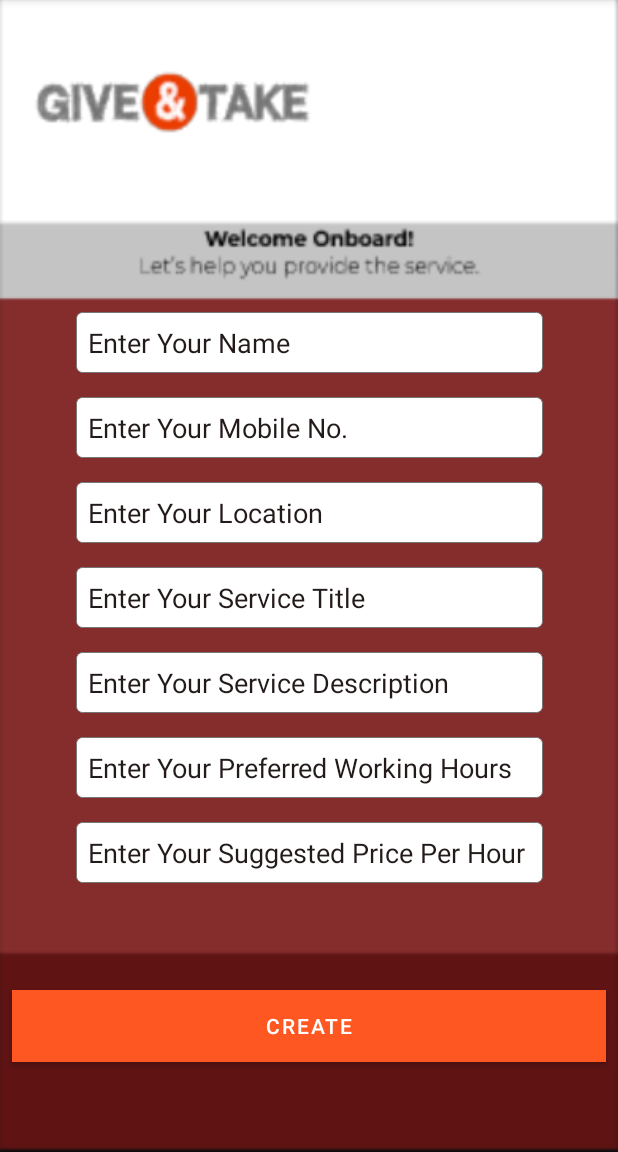
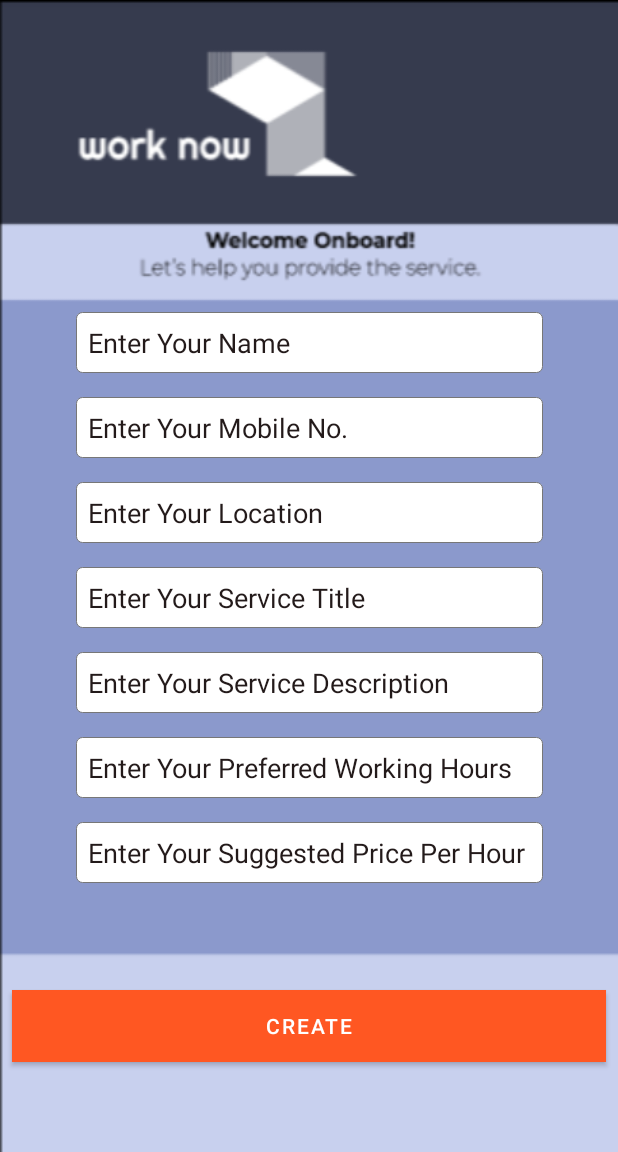
Before and after one commit to mimisyaheeda/Work-Now, an Android app: the CreateService screen opened directly, with no data from a screen before it, on a phone screen of 412 x 824 dp, the part 84-1236 px from its top. Run offline under Robolectric (Android 15) with nearby library versions, the phone set to English and light mode, and no system bars; our stand-ins replace Firebase (no records; nobody signed in at launch, a user with empty details on screens opened directly).

Commit message:
background changed

```diff
--- a/app/src/main/res/layout/activity_create_service.xml
+++ b/app/src/main/res/layout/activity_create_service.xml
@@ -4,7 +4,7 @@
     xmlns:tools="http://schemas.android.com/tools"
     android:layout_width="match_parent"
     android:layout_height="match_parent"
-    android:background="@drawable/background_4"
+    android:background="@drawable/bg4"
     tools:context=".CreateService">
 
     <LinearLayout
@@ -116,7 +116,6 @@
         android:layout_height="wrap_content"
         android:layout_margin="8dp"
         android:layout_marginBottom="4dp"
-        android:onClick="create"
         android:background="@color/white"
         android:text="CREATE"
         android:textColor="#fff"
--- a/app/src/main/res/layout/activity_listof_service.xml
+++ b/app/src/main/res/layout/activity_listof_service.xml
@@ -4,7 +4,7 @@
     xmlns:tools="http://schemas.android.com/tools"
     android:layout_width="match_parent"
     android:layout_height="match_parent"
-    android:background="@drawable/background_3"
+    android:background="@drawable/bg3"
     tools:context=".ListofService">
 
     <androidx.recyclerview.widget.RecyclerView
--- a/app/src/main/res/layout/activity_login.xml
+++ b/app/src/main/res/layout/activity_login.xml
@@ -5,7 +5,7 @@
     android:layout_width="match_parent"
     android:layout_height="match_parent"
     android:layout_gravity="center"
-    android:background="@drawable/background_2"
+    android:background="@drawable/bg2"
     tools:context=".Register">
 
     <LinearLayout
--- a/app/src/main/res/layout/activity_main.xml
+++ b/app/src/main/res/layout/activity_main.xml
@@ -4,7 +4,7 @@
     xmlns:tools="http://schemas.android.com/tools"
     android:layout_width="match_parent"
     android:layout_height="match_parent"
-    android:background="@drawable/signup"
+    android:background="@drawable/bg1"
     tools:context=".Register">
 
 
```
Also changed, not shown: app/src/main/res/drawable/bg1.PNG (added), app/src/main/res/drawable/bg2.PNG (added), app/src/main/res/drawable/bg3.PNG (added), app/src/main/res/drawable/bg4.PNG (added).
